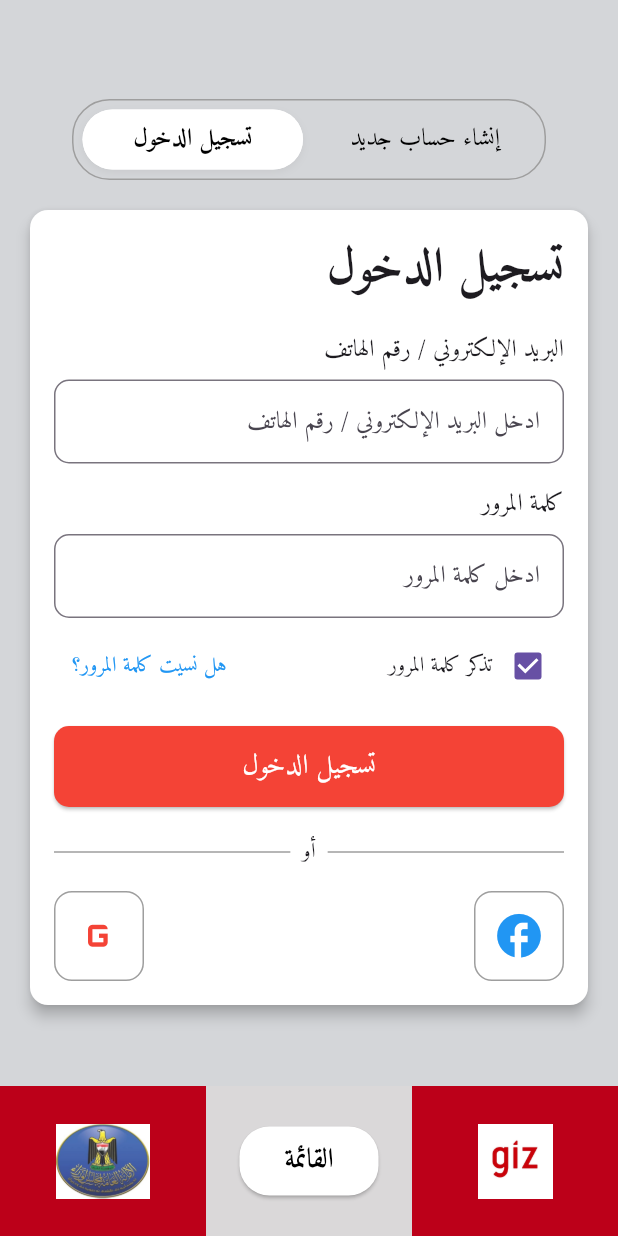
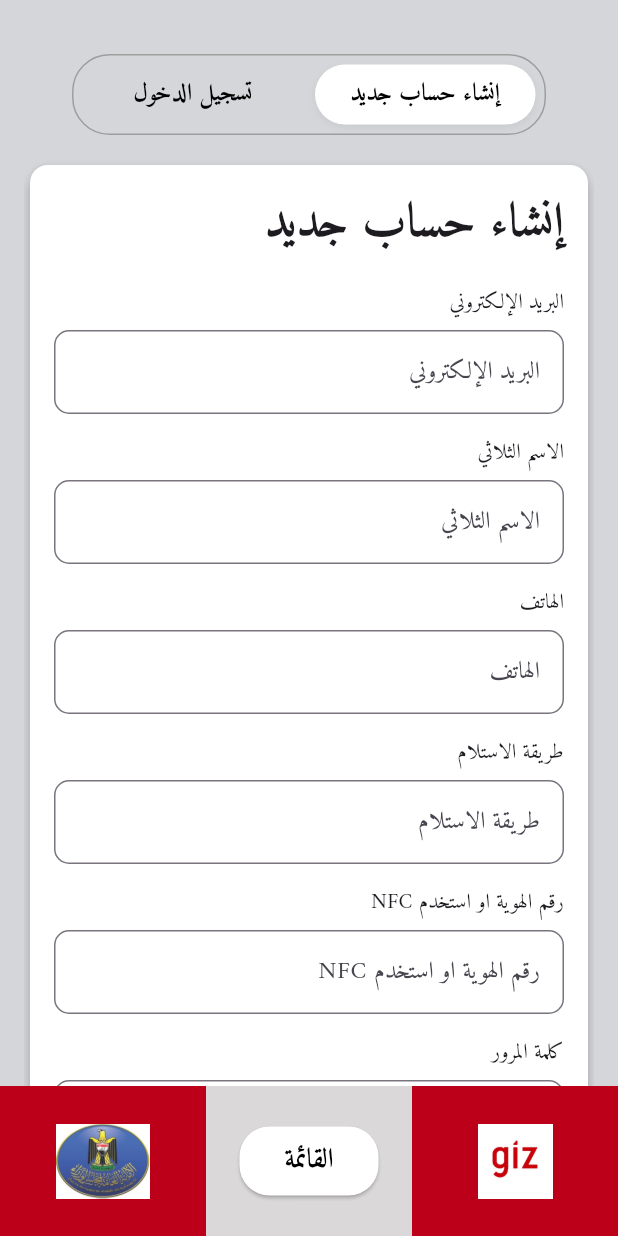
Before and after one commit to kziad551/Complatint-App, a Flutter app: the screen it shows after launch, after a tap on "إنشاء حساب جديد", on a phone screen of 412 x 824 dp. Run offline on Flutter 3.47's test engine with Material 3 defaults, Android fonts, the light colour scheme and no system bars.

Commit message:
Add reset pass page, update login page

```diff
--- a/lib/main.dart
+++ b/lib/main.dart
@@ -1,6 +1,7 @@
 import 'package:flutter/material.dart';
 import 'package:flutter_localizations/flutter_localizations.dart';
 import 'screens/login_page.dart'; // Import the Login Page
+import 'screens/reset_password_page.dart'; // Import the Reset Password Page
 
 void main() {
   runApp(const MyApp());
@@ -27,7 +28,11 @@
         GlobalCupertinoLocalizations.delegate,
         GlobalWidgetsLocalizations.delegate,
       ],
-      home: const LoginPage(), // Set Login Page as the default screen
+      initialRoute: '/', // Define the initial route
+      routes: {
+        '/': (context) => const LoginPage(), // Login Page as the initial route
+        '/reset-password': (context) => const ResetPasswordPage(), // Reset Password Page
+      },
     );
   }
 }
--- a/lib/screens/login_page.dart
+++ b/lib/screens/login_page.dart
@@ -1,8 +1,15 @@
 import 'package:flutter/material.dart';
 import '../widgets/footer_widget.dart';
 
-class LoginPage extends StatelessWidget {
+class LoginPage extends StatefulWidget {
   const LoginPage({super.key});
+
+  @override
+  _LoginPageState createState() => _LoginPageState();
+}
+
+class _LoginPageState extends State<LoginPage> {
+  bool isSignUp = false; // Toggle state
 
   @override
   Widget build(BuildContext context) {
@@ -22,7 +29,7 @@ class LoginPage extends StatelessWidget {
                         mainAxisAlignment: MainAxisAlignment.center,
                         children: [
                           const SizedBox(height: 20),
-                          // Tabs
+                          // Toggle Tabs
                           Padding(
                             padding: const EdgeInsets.symmetric(
                                 horizontal: 32.0, vertical: 16),
@@ -39,12 +46,28 @@ class LoginPage extends StatelessWidget {
                                     child: Container(
                                       height: 40.0,
                                       decoration: BoxDecoration(
-                                        color: Colors.transparent,
+                                        color: isSignUp
+                                            ? Colors.white
+                                            : Colors.transparent,
                                         borderRadius:
                                             BorderRadius.circular(25.0),
+                                        boxShadow: isSignUp
+                                            ? [
+                                                BoxShadow(
+                                                  color: Colors.grey
+                                                      .withOpacity(0.2),
+                                                  blurRadius: 4,
+                                                  offset: const Offset(0, 2),
+                                                ),
+                                              ]
+                                            : [],
                                       ),
                                       child: TextButton(
-                                        onPressed: () {},
+                                        onPressed: () {
+                                          setState(() {
+                                            isSignUp = true;
+                                          });
+                                        },
                                         style: TextButton.styleFrom(
                                           shape: RoundedRectangleBorder(
                                             borderRadius:
@@ -57,6 +80,7 @@ class LoginPage extends StatelessWidget {
                                           'إنشاء حساب جديد',
                                           style: TextStyle(
                                             fontSize: 16,
+                                            fontWeight: FontWeight.bold,
                                           ),
                                         ),
                                       ),
@@ -67,36 +91,41 @@ class LoginPage extends StatelessWidget {
                                     child: Container(
                                       height: 40.0,
                                       decoration: BoxDecoration(
-                                        color: Colors.white,
+                                        color: !isSignUp
+                                            ? Colors.white
+                                            : Colors.transparent,
                                         borderRadius:
                                             BorderRadius.circular(25.0),
-                                        boxShadow: [
+                                        boxShadow: !isSignUp
+                                            ? [
                                                 BoxShadow(
-                                            color: Colors.grey.withOpacity(0.2),
+                                                  color: Colors.grey
+                                                      .withOpacity(0.2),
                                                   blurRadius: 4,
                                                   offset: const Offset(0, 2),
                                                 ),
-                                        ],
+                                              ]
+                                            : [],
                                       ),
                                       child: TextButton(
                                         onPressed: () {
-                                          // Handle "تسجيل الدخول" click
+                                          setState(() {
+                                            isSignUp = false;
+                                          });
                                         },
                                         style: TextButton.styleFrom(
                                           shape: RoundedRectangleBorder(
                                             borderRadius:
                                                 BorderRadius.circular(25.0),
                                           ),
-                                          foregroundColor:
-                                              Colors.black, // Text color
-                                          backgroundColor: Colors
-                                              .white, // Active background color
+                                          foregroundColor: Colors.black,
+                                          backgroundColor: Colors.transparent,
                                         ),
                                         child: const Text(
                                           'تسجيل الدخول',
                                           style: TextStyle(
+                                            fontSize: 16,
                                             fontWeight: FontWeight.bold,
-                                            fontSize: 16,
                                           ),
                                         ),
                                       ),
@@ -106,14 +135,32 @@ class LoginPage extends StatelessWidget {
                               ),
                             ),
                           ),
-                          // Login Card
-                          Card(
+                          // Display Login or Sign-Up Form
+                          isSignUp ? _buildSignUpForm() : _buildLoginForm(),
+                          const SizedBox(height: 20),
+                        ],
+                      ),
+                    ),
+                  ),
+                ),
+              ),
+              // Footer
+              const FooterWidget(),
+            ],
+          ),
+        ),
+      ),
+    );
+  }
+
+  Widget _buildLoginForm() {
+    return Card(
       color: Colors.white,
       elevation: 4,
       shape: RoundedRectangleBorder(
         borderRadius: BorderRadius.circular(12.0),
       ),
-                            child: SingleChildScrollView(
+      child: Padding(
         padding: const EdgeInsets.all(16.0),
         child: Column(
           mainAxisSize: MainAxisSize.min,
@@ -139,11 +186,9 @@ class LoginPage extends StatelessWidget {
             const SizedBox(height: 8),
             TextFormField(
               decoration: InputDecoration(
-                                      hintText:
-                                          'ادخل البريد الإلكتروني / رقم الهاتف',
+                hintText: 'ادخل البريد الإلكتروني / رقم الهاتف',
                 border: OutlineInputBorder(
-                                        borderRadius:
-                                            BorderRadius.circular(10.0),
+                  borderRadius: BorderRadius.circular(10.0),
                 ),
               ),
             ),
@@ -161,26 +206,24 @@ class LoginPage extends StatelessWidget {
               decoration: InputDecoration(
                 hintText: 'ادخل كلمة المرور',
                 border: OutlineInputBorder(
-                                        borderRadius:
-                                            BorderRadius.circular(10.0),
+                  borderRadius: BorderRadius.circular(10.0),
                 ),
               ),
             ),
             const SizedBox(height: 8),
             Row(
-                                    mainAxisAlignment:
-                                        MainAxisAlignment.spaceBetween,
+              mainAxisAlignment: MainAxisAlignment.spaceBetween,
               children: [
                 Row(
                   children: [
-                                          Checkbox(
-                                              value: true,
-                                              onChanged: (value) {}),
+                    Checkbox(value: true, onChanged: (value) {}),
                     const Text('تذكر كلمة المرور'),
                   ],
                 ),
                 TextButton(
-                                        onPressed: () {},
+                  onPressed: () {
+                    Navigator.pushNamed(context, '/reset-password');
+                  },
                   child: const Text(
                     'هل نسيت كلمة المرور؟',
                     style: TextStyle(color: Colors.blue),
@@ -190,20 +233,16 @@ class LoginPage extends StatelessWidget {
             ),
             const SizedBox(height: 16),
             SizedBox(
-                                    width: double
-                                        .infinity, // Makes the button full width
+              width: double.infinity,
               child: ElevatedButton(
                 onPressed: () {
                   // TODO: Login action
                 },
                 style: ElevatedButton.styleFrom(
                   backgroundColor: Colors.red,
-                                        padding: const EdgeInsets.symmetric(
-                                            vertical:
-                                                14.0), // Remove horizontal padding
+                  padding: const EdgeInsets.symmetric(vertical: 14.0),
                   shape: RoundedRectangleBorder(
-                                          borderRadius:
-                                              BorderRadius.circular(10.0),
+                    borderRadius: BorderRadius.circular(10.0),
                   ),
                 ),
                 child: const Text(
@@ -216,6 +255,154 @@ class LoginPage extends StatelessWidget {
               ),
             ),
             const SizedBox(height: 20),
+            _buildSocialMediaSection(),
+          ],
+        ),
+      ),
+    );
+  }
+
+  Widget _buildSignUpForm() {
+    return Card(
+      color: Colors.white,
+      elevation: 4,
+      shape: RoundedRectangleBorder(
+        borderRadius: BorderRadius.circular(12.0),
+      ),
+      child: Padding(
+        padding: const EdgeInsets.all(16.0),
+        child: Column(
+          mainAxisSize: MainAxisSize.min,
+          children: [
+            const Align(
+              alignment: Alignment.centerRight,
+              child: Text(
+                'إنشاء حساب جديد',
+                style: TextStyle(
+                  fontSize: 32,
+                  fontWeight: FontWeight.bold,
+                ),
+              ),
+            ),
+            const SizedBox(height: 20),
+            const Align(
+              alignment: Alignment.centerRight,
+              child: Text('البريد الإلكتروني'),
+            ),
+            const SizedBox(height: 8),
+            TextFormField(
+              decoration: InputDecoration(
+                hintText: 'البريد الإلكتروني',
+                border: OutlineInputBorder(
+                  borderRadius: BorderRadius.circular(10.0),
+                ),
+              ),
+            ),
+            const SizedBox(height: 16),
+            const Align(
+              alignment: Alignment.centerRight,
+              child: Text('الاسم الثلاثي'),
+            ),
+            const SizedBox(height: 8),
+            TextFormField(
+              decoration: InputDecoration(
+                hintText: 'الاسم الثلاثي',
+                border: OutlineInputBorder(
+                  borderRadius: BorderRadius.circular(10.0),
+                ),
+              ),
+            ),
+            const SizedBox(height: 16),
+            const Align(
+              alignment: Alignment.centerRight,
+              child: Text('الهاتف'),
+            ),
+            const SizedBox(height: 8),
+            TextFormField(
+              decoration: InputDecoration(
+                hintText: 'الهاتف',
+                border: OutlineInputBorder(
+                  borderRadius: BorderRadius.circular(10.0),
+                ),
+              ),
+            ),
+            const SizedBox(height: 16),
+            const Align(
+              alignment: Alignment.centerRight,
+              child: Text('طريقة الاستلام'),
+            ),
+            const SizedBox(height: 8),
+            TextFormField(
+              decoration: InputDecoration(
+                hintText: 'طريقة الاستلام',
+                border: OutlineInputBorder(
+                  borderRadius: BorderRadius.circular(10.0),
+                ),
+              ),
+            ),
+            const SizedBox(height: 16),
+            const Align(
+              alignment: Alignment.centerRight,
+              child: Text('رقم الهوية او استخدم NFC'),
+            ),
+            const SizedBox(height: 8),
+            TextFormField(
+              decoration: InputDecoration(
+                hintText: 'رقم الهوية او استخدم NFC',
+                border: OutlineInputBorder(
+                  borderRadius: BorderRadius.circular(10.0),
+                ),
+              ),
+            ),
+            const SizedBox(height: 16),
+            const Align(
+              alignment: Alignment.centerRight,
+              child: Text('كلمة المرور'),
+            ),
+            const SizedBox(height: 8),
+            TextFormField(
+              obscureText: true,
+              decoration: InputDecoration(
+                hintText: 'كلمة المرور',
+                border: OutlineInputBorder(
+                  borderRadius: BorderRadius.circular(10.0),
+                ),
+              ),
+            ),
+            const SizedBox(height: 16),
+            SizedBox(
+              width: double.infinity,
+              child: ElevatedButton(
+                onPressed: () {
+                  // TODO: Sign up action
+                },
+                style: ElevatedButton.styleFrom(
+                  backgroundColor: Colors.red,
+                  padding: const EdgeInsets.symmetric(vertical: 14.0),
+                  shape: RoundedRectangleBorder(
+                    borderRadius: BorderRadius.circular(10.0),
+                  ),
+                ),
+                child: const Text(
+                  'إنشاء حساب جديد',
+                  style: TextStyle(
+                    color: Colors.white,
+                    fontSize: 18,
+                  ),
+                ),
+              ),
+            ),
+            const SizedBox(height: 20),
+            _buildSocialMediaSection(),
+          ],
+        ),
+      ),
+    );
+  }
+
+  Widget _buildSocialMediaSection() {
+    return Column(
+      children: [
         const Row(
           children: [
             Expanded(
@@ -223,8 +410,7 @@ class LoginPage extends StatelessWidget {
               color: Colors.grey,
             )),
             Padding(
-                                        padding: EdgeInsets.symmetric(
-                                            horizontal: 8.0),
+              padding: EdgeInsets.symmetric(horizontal: 8.0),
               child: Text('أو'),
             ),
             Expanded(
@@ -235,8 +421,7 @@ class LoginPage extends StatelessWidget {
         ),
         const SizedBox(height: 16),
         Row(
-                                    mainAxisAlignment:
-                                        MainAxisAlignment.spaceBetween,
+          mainAxisAlignment: MainAxisAlignment.spaceBetween,
           children: [
             // Facebook button
             Container(
@@ -244,10 +429,8 @@ class LoginPage extends StatelessWidget {
               height: 60,
               decoration: BoxDecoration(
                 color: Colors.white,
-                                          border: Border.all(
-                                              color: Colors.grey, width: 1),
-                                          borderRadius:
-                                              BorderRadius.circular(12),
+                border: Border.all(color: Colors.grey, width: 1),
+                borderRadius: BorderRadius.circular(12),
               ),
               child: IconButton(
                 onPressed: () {},
@@ -263,10 +446,8 @@ class LoginPage extends StatelessWidget {
               height: 60,
               decoration: BoxDecoration(
                 color: Colors.white,
-                                          border: Border.all(
-                                              color: Colors.grey, width: 1.0),
-                                          borderRadius:
-                                              BorderRadius.circular(12),
+                border: Border.all(color: Colors.grey, width: 1.0),
+                borderRadius: BorderRadius.circular(12),
               ),
               child: IconButton(
                 onPressed: () {},
@@ -278,22 +459,6 @@ class LoginPage extends StatelessWidget {
           ],
         ),
       ],
-                              ),
-                            ),
-                          ),
-                          const SizedBox(height: 20),
-                        ],
-                      ),
-                    ),
-                  ),
-                ),
-              ),
-              // Footer
-              const FooterWidget(),
-            ],
-          ),
-        ),
-      ),
     );
   }
 }
```
Also changed, not shown: lib/screens/reset_password_page.dart (added, +121 -0 lines), lib/screens/home_page.dart (deleted). Lines whose indentation alone changed are shown as unchanged.
